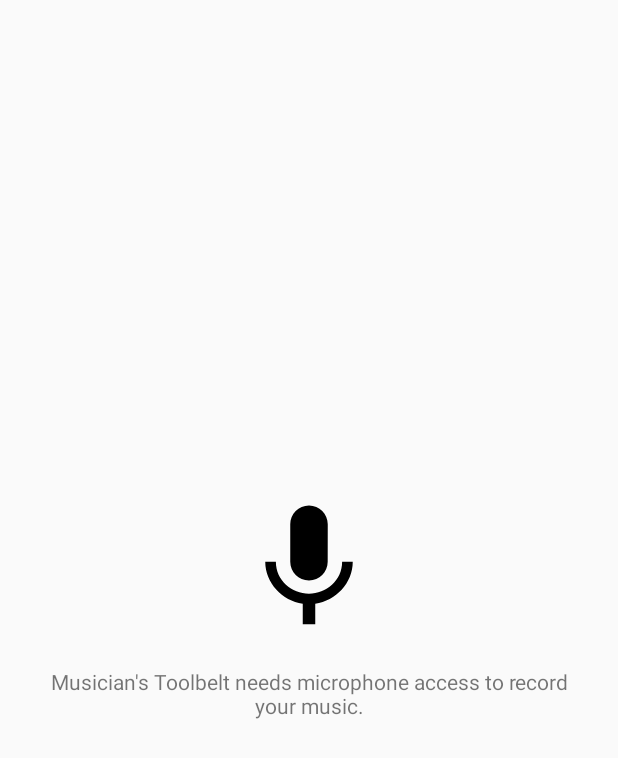
After one commit to benjamin-warner/MusiciansToolbelt, an Android app: the layout dialog_permission_mic.xml on its own in the app's theme, with its tools: preview values and no code run, on a phone screen of 412 x 824 dp. The commit adds this screen. Shown: the top 758 px of the screen. Run offline under Robolectric (Android 15) with nearby library versions, the phone set to English and light mode, and no system bars.

Commit message:
Fancy permissions WIP

```diff
--- a/app/src/main/java/com/benjaminnwarner/musicianstoolbelt/MainActivity.kt
+++ b/app/src/main/java/com/benjaminnwarner/musicianstoolbelt/MainActivity.kt
@@ -1,8 +1,6 @@
 package com.benjaminnwarner.musicianstoolbelt
 
 import android.os.Bundle
-import com.google.android.material.floatingactionbutton.FloatingActionButton
-import com.google.android.material.snackbar.Snackbar
 import androidx.navigation.findNavController
 import androidx.navigation.ui.AppBarConfiguration
 import androidx.navigation.ui.navigateUp
--- a/app/src/main/java/com/benjaminnwarner/musicianstoolbelt/ui/gallery/GalleryFragment.kt
+++ b/app/src/main/java/com/benjaminnwarner/musicianstoolbelt/ui/gallery/GalleryFragment.kt
@@ -6,7 +6,7 @@ import android.view.View
 import android.view.ViewGroup
 import androidx.fragment.app.Fragment
 import androidx.lifecycle.ViewModelProviders
-import androidx.navigation.Navigation
+import androidx.navigation.findNavController
 import com.benjaminnwarner.musicianstoolbelt.R
 import kotlinx.android.synthetic.main.fragment_gallery.view.*
 
@@ -18,7 +18,7 @@ class GalleryFragment : Fragment() {
         galleryViewModel = ViewModelProviders.of(this).get(GalleryViewModel::class.java)
         val root = inflater.inflate(R.layout.fragment_gallery, container, false)
 
-        root.fab_new_recording.setOnClickListener(Navigation.createNavigateOnClickListener(R.id.nav_recorder, null))
+        root.fab_new_recording.setOnClickListener { root.findNavController().navigate(R.id.nav_create_recording) }
 
         return root
     }
--- a/app/src/main/java/com/benjaminnwarner/musicianstoolbelt/ui/recorder/RecorderViewModel.kt
+++ b/app/src/main/java/com/benjaminnwarner/musicianstoolbelt/ui/recorder/RecorderViewModel.kt
@@ -4,11 +4,6 @@ import androidx.lifecycle.MutableLiveData
 import androidx.lifecycle.ViewModel
 
 class RecorderViewModel : ViewModel() {
-
-    val recordingPermissionGranted = MutableLiveData<Boolean>().apply {
-        value = false
-    }
-
     val recording = MutableLiveData<Boolean>().apply {
         value = false
     }
--- /dev/null
+++ b/app/src/main/res/drawable/ic_mic_black_24dp.xml
@@ -0,0 +1,9 @@
+<vector xmlns:android="http://schemas.android.com/apk/res/android"
+        android:width="24dp"
+        android:height="24dp"
+        android:viewportWidth="24.0"
+        android:viewportHeight="24.0">
+    <path
+        android:fillColor="#FF000000"
+        android:pathData="M12,14c1.66,0 2.99,-1.34 2.99,-3L15,5c0,-1.66 -1.34,-3 -3,-3S9,3.34 9,5v6c0,1.66 1.34,3 3,3zM17.3,11c0,3 -2.54,5.1 -5.3,5.1S6.7,14 6.7,11L5,11c0,3.41 2.72,6.23 6,6.72L11,21h2v-3.28c3.28,-0.48 6,-3.3 6,-6.72h-1.7z"/>
+</vector>
--- /dev/null
+++ b/app/src/main/res/layout/dialog_permission_mic.xml
@@ -0,0 +1,43 @@
+<?xml version="1.0" encoding="utf-8"?>
+<androidx.constraintlayout.widget.ConstraintLayout
+    xmlns:android="http://schemas.android.com/apk/res/android"
+    xmlns:app="http://schemas.android.com/apk/res-auto"
+    android:layout_width="match_parent"
+    android:layout_height="match_parent">
+
+    <androidx.appcompat.widget.LinearLayoutCompat
+        android:layout_width="match_parent"
+        android:layout_height="wrap_content"
+        android:orientation="vertical"
+        app:layout_constraintBottom_toBottomOf="parent"
+        app:layout_constraintTop_toTopOf="parent">
+
+        <ImageView
+            android:id="@+id/permission_icon"
+            android:layout_width="100dp"
+            android:layout_height="100dp"
+            android:layout_gravity="center"
+            app:srcCompat="@drawable/ic_mic_black_24dp" />
+
+        <TextView
+            android:id="@+id/permission_reason_text"
+            android:layout_width="match_parent"
+            android:layout_height="wrap_content"
+            android:layout_marginTop="16dp"
+            android:paddingStart="32dp"
+            android:paddingEnd="32dp"
+            android:text="@string/need_mic_permission"
+            android:textAlignment="center" />
+
+        <androidx.appcompat.widget.LinearLayoutCompat
+            android:layout_width="wrap_content"
+            android:layout_height="wrap_content"
+            android:layout_gravity="center"
+            android:layout_marginTop="16dp"
+            android:orientation="horizontal">
+
+        </androidx.appcompat.widget.LinearLayoutCompat>
+
+    </androidx.appcompat.widget.LinearLayoutCompat>
+
+</androidx.constraintlayout.widget.ConstraintLayout>
--- a/app/src/main/res/navigation/mobile_navigation.xml
+++ b/app/src/main/res/navigation/mobile_navigation.xml
@@ -2,7 +2,7 @@
 <navigation xmlns:android="http://schemas.android.com/apk/res/android"
     xmlns:app="http://schemas.android.com/apk/res-auto"
     xmlns:tools="http://schemas.android.com/tools"
-    android:id="@+id/mobile_navigation"
+    android:id="@+id/nav_recorder_permission_denied"
     app:startDestination="@+id/nav_home">
 
     <fragment
@@ -16,6 +16,9 @@
         android:name="com.benjaminnwarner.musicianstoolbelt.ui.gallery.GalleryFragment"
         android:label="@string/gallery"
         tools:layout="@layout/fragment_gallery" >
+        <action
+            android:id="@+id/nav_create_recording"
+            app:destination="@id/nav_recorder" />
     </fragment>
 
     <fragment
@@ -29,4 +32,5 @@
         android:name="com.benjaminnwarner.musicianstoolbelt.ui.recorder.RecorderFragment"
         android:label="@string/recorder"
         tools:layout="@layout/fragment_recorder"/>
+
 </navigation>
--- a/app/src/main/res/values/strings.xml
+++ b/app/src/main/res/values/strings.xml
@@ -15,4 +15,10 @@
     <string name="start">Start</string>
     <string name="stop">Stop</string>
     <string name="play">Play</string>
+    <string name="need_mic_permission">Musician\'s Toolbelt needs microphone access to record your music.</string>
+    <string name="need_mic_permission_reask">Are you sure? You can\'t use the recorder without microphone access.</string>
+    <string name="deny">Deny</string>
+    <string name="allow">Allow</string>
+    <string name="im_sure">I\'m Sure</string>
+    <string name="allow_access">Allow Access</string>
 </resources>
```
Also changed, not shown: app/src/main/java/com/benjaminnwarner/musicianstoolbelt/ui/permissions/PermissionCheckingFragment.kt (added, +91 -0 lines), app/src/main/java/com/benjaminnwarner/musicianstoolbelt/ui/recorder/RecorderFragment.kt (+40 -37 lines).
